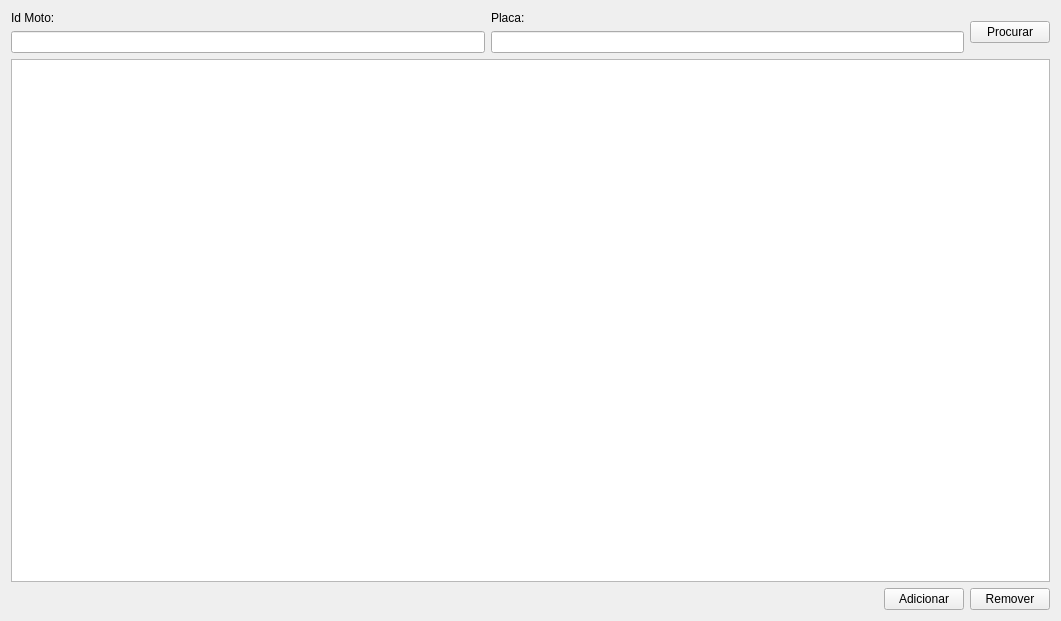
Above: APP/querymanutecoes.ui from diegosou4/Moto_Rent before the change. Below: the same form after it.
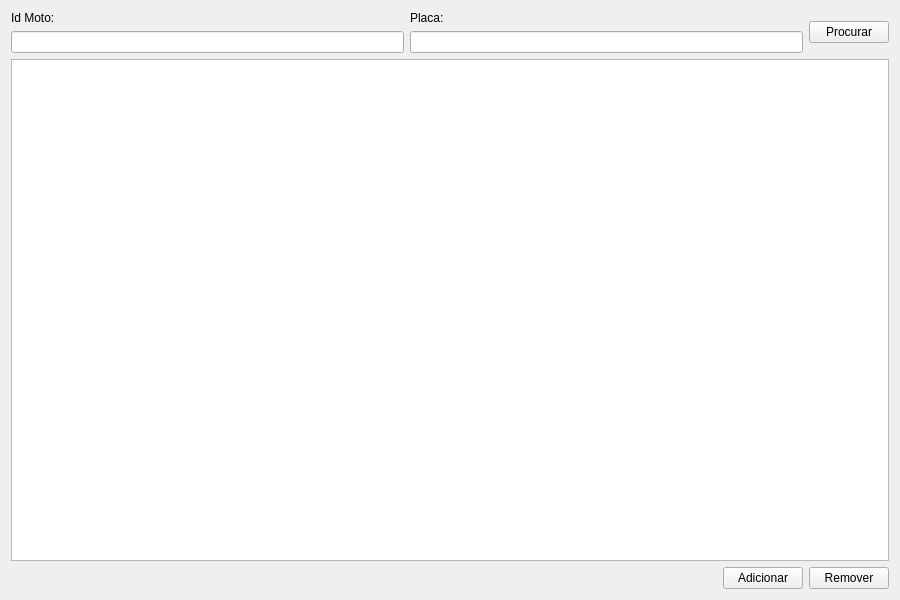
That is the form after the change.

Commit message: Foi adicionado a pagina de criacao de manutencao, foi colocada as funcoes nas classes de consulta das manutecoes e foi editado o tamanho da pagina para nao ter full screen ja que nao e necessario

Patch:
```diff
--- a/APP/querymanutecoes.ui
+++ b/APP/querymanutecoes.ui
@@ -6,10 +6,28 @@
    <rect>
     <x>0</x>
     <y>0</y>
-    <width>1061</width>
-    <height>621</height>
+    <width>900</width>
+    <height>600</height>
    </rect>
   </property>
+  <property name="sizePolicy">
+   <sizepolicy hsizetype="Minimum" vsizetype="Preferred">
+    <horstretch>0</horstretch>
+    <verstretch>0</verstretch>
+   </sizepolicy>
+  </property>
+  <property name="minimumSize">
+   <size>
+    <width>900</width>
+    <height>600</height>
+   </size>
+  </property>
+  <property name="maximumSize">
+   <size>
+    <width>900</width>
+    <height>600</height>
+   </size>
+  </property>
   <property name="windowTitle">
    <string>Form</string>
   </property>
@@ -75,6 +93,12 @@
        </item>
        <item>
         <widget class="QPushButton" name="btn_add">
+         <property name="maximumSize">
+          <size>
+           <width>900</width>
+           <height>600</height>
+          </size>
+         </property>
          <property name="text">
           <string>Adicionar</string>
          </property>
```
The commit also changes 6 other files.
